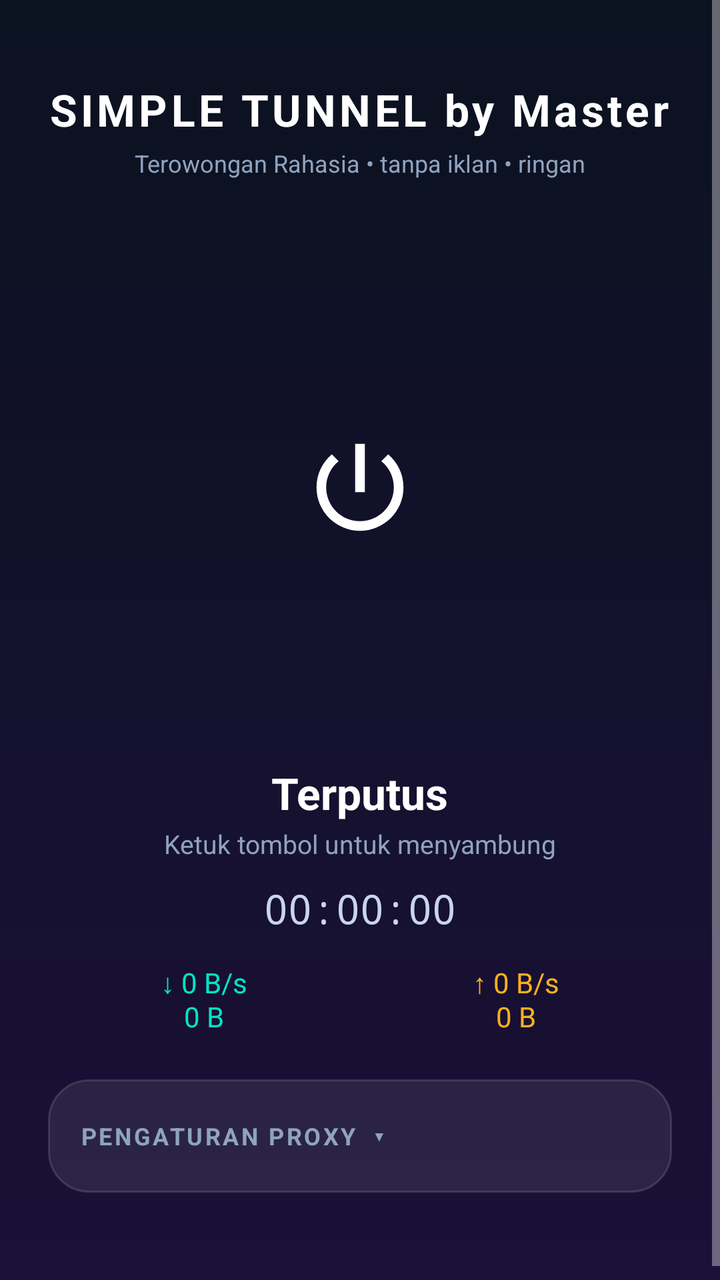
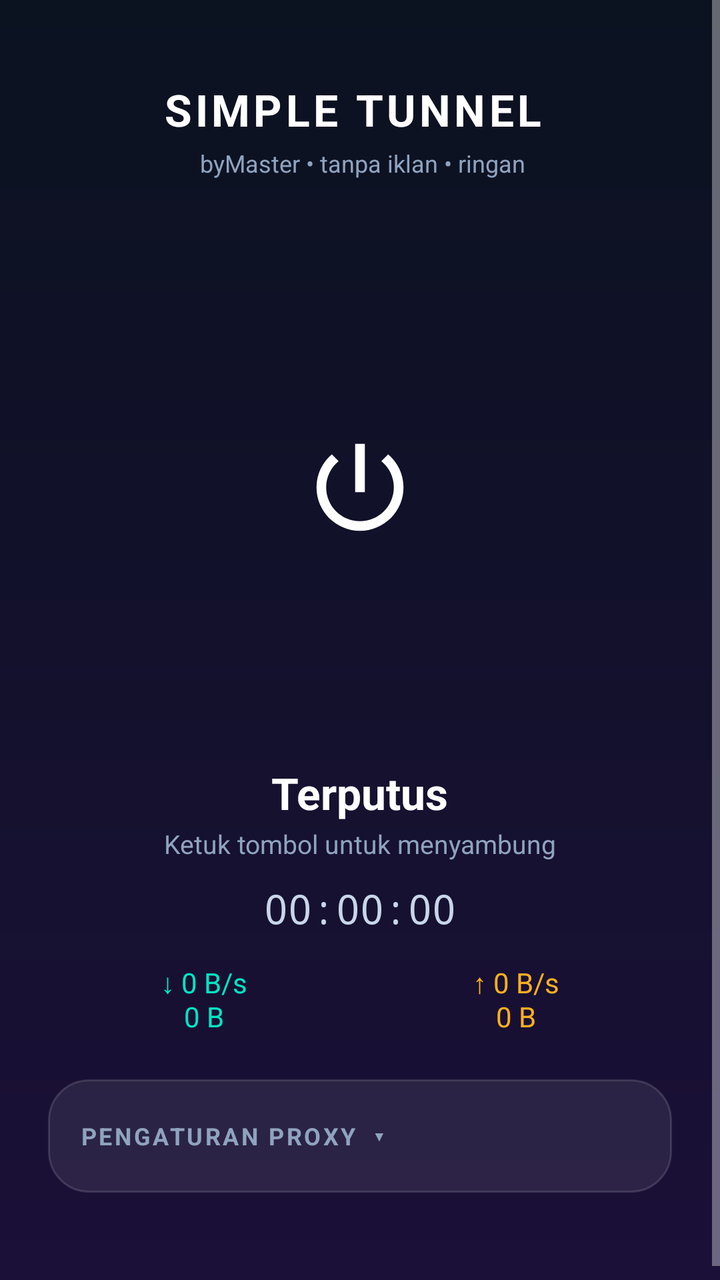

The first picture is an Android layout as it rendered before a commit; the second is the same layout after the commit. The layout source and the unified diff follow.
<!-- AndroidManifest.xml: application theme AppTheme -->
<!-- res/layout/activity_main.xml -->
<?xml version="1.0" encoding="utf-8"?>
<ScrollView xmlns:android="http://schemas.android.com/apk/res/android"
    android:layout_width="match_parent"
    android:layout_height="match_parent"
    android:background="@drawable/bg_main"
    android:fillViewport="true"
    android:overScrollMode="never">

    <LinearLayout
        android:id="@+id/content"
        android:layout_width="match_parent"
        android:layout_height="wrap_content"
        android:gravity="center_horizontal"
        android:orientation="vertical"
        android:padding="24dp">

        <TextView
            android:layout_width="wrap_content"
            android:layout_height="wrap_content"
            android:layout_marginTop="16dp"
            android:letterSpacing="0.08"
            android:text="SIMPLE TUNNEL by Master"
            android:textColor="#FFFFFF"
            android:textSize="22sp"
            android:textStyle="bold" />

        <TextView
            android:layout_width="wrap_content"
            android:layout_height="wrap_content"
            android:layout_marginTop="4dp"
            android:text="Terowongan Rahasia • tanpa iklan • ringan"
            android:textColor="#8FA3BF"
            android:textSize="12sp" />

        <FrameLayout
            android:layout_width="260dp"
            android:layout_height="260dp"
            android:layout_marginTop="24dp">

            <View
                android:id="@+id/ring1"
                android:layout_width="260dp"
                android:layout_height="260dp"
                android:layout_gravity="center"
                android:alpha="0"
                android:background="@drawable/ring_pulse" />

            <View
                android:id="@+id/ring2"
                android:layout_width="260dp"
                android:layout_height="260dp"
                android:layout_gravity="center"
                android:alpha="0"
                android:background="@drawable/ring_pulse" />

            <View
                android:id="@+id/spinner"
                android:layout_width="190dp"
                android:layout_height="190dp"
                android:layout_gravity="center"
                android:background="@drawable/ring_spinner"
                android:visibility="invisible" />

            <ImageView
                android:id="@+id/powerBtn"
                android:layout_width="150dp"
                android:layout_height="150dp"
                android:layout_gravity="center"
                android:clickable="true"
                android:contentDescription="Tombol sambung"
                android:focusable="true"
                android:padding="46dp"
                android:src="@drawable/ic_power" />
        </FrameLayout>

        <TextView
            android:id="@+id/tvStatus"
            android:layout_width="wrap_content"
            android:layout_height="wrap_content"
            android:layout_marginTop="8dp"
            android:text="Terputus"
            android:textColor="#FFFFFF"
            android:textSize="22sp"
            android:textStyle="bold" />

        <TextView
            android:id="@+id/tvSub"
            android:layout_width="wrap_content"
            android:layout_height="wrap_content"
            android:layout_marginTop="2dp"
            android:text="Ketuk tombol untuk menyambung"
            android:textColor="#8FA3BF"
            android:textSize="13sp" />

        <TextView
            android:id="@+id/tvTimer"
            android:layout_width="wrap_content"
            android:layout_height="wrap_content"
            android:layout_marginTop="10dp"
            android:fontFamily="monospace"
            android:text="00:00:00"
            android:textColor="#C9D6EA"
            android:textSize="20sp" />

        <LinearLayout
            android:layout_width="match_parent"
            android:layout_height="wrap_content"
            android:layout_marginTop="14dp"
            android:orientation="horizontal">

            <TextView
                android:id="@+id/tvDown"
                android:layout_width="0dp"
                android:layout_height="wrap_content"
                android:layout_weight="1"
                android:gravity="center"
                android:text="↓ 0 B/s\n0 B"
                android:textColor="#00E5C3"
                android:textSize="14sp" />

            <TextView
                android:id="@+id/tvUp"
                android:layout_width="0dp"
                android:layout_height="wrap_content"
                android:layout_weight="1"
                android:gravity="center"
                android:text="↑ 0 B/s\n0 B"
                android:textColor="#FFB020"
                android:textSize="14sp" />
        </LinearLayout>

        <LinearLayout
            android:layout_width="match_parent"
            android:layout_height="wrap_content"
            android:layout_marginTop="22dp"
            android:animateLayoutChanges="true"
            android:background="@drawable/bg_card"
            android:orientation="vertical"
            android:padding="16dp">

            <TextView
                android:id="@+id/tvSettingsHeader"
                android:layout_width="match_parent"
                android:layout_height="wrap_content"
                android:background="?android:attr/selectableItemBackground"
                android:clickable="true"
                android:focusable="true"
                android:letterSpacing="0.1"
                android:paddingTop="4dp"
                android:paddingBottom="4dp"
                android:text="PENGATURAN PROXY  ▾"
                android:textColor="#8FA3BF"
                android:textSize="12sp"
                android:textStyle="bold" />

            <LinearLayout
                android:id="@+id/settingsBody"
                android:layout_width="match_parent"
                android:layout_height="wrap_content"
                android:orientation="vertical"
                android:visibility="gone">

                <EditText
                    android:id="@+id/etHost"
                    style="@style/Field"
                    android:hint="Host / IP VPS"
                    android:inputType="textUri" />

                <EditText
                    android:id="@+id/etPort"
                    style="@style/Field"
                    android:hint="Port HTTP proxy"
                    android:inputType="number" />

                <EditText
                    android:id="@+id/etUser"
                    style="@style/Field"
                    android:hint="Username (opsional)"
                    android:inputType="text" />

                <EditText
                    android:id="@+id/etPass"
                    style="@style/Field"
                    android:hint="Password (opsional)"
                    android:inputType="textPassword" />
            </LinearLayout>
        </LinearLayout>

        <TextView
            android:id="@+id/tvError"
            android:layout_width="match_parent"
            android:layout_height="wrap_content"
            android:layout_marginTop="12dp"
            android:textColor="#FF6B6B"
            android:textIsSelectable="true"
            android:textSize="11sp" />
    </LinearLayout>
</ScrollView>
<!-- resources referenced by this layout -->
<resources>
  <!-- drawable bg_card (drawable) -->
  <?xml version="1.0" encoding="utf-8"?>
  <shape xmlns:android="http://schemas.android.com/apk/res/android">
      <solid android:color="#14FFFFFF" />
      <stroke android:width="1dp" android:color="#22FFFFFF" />
      <corners android:radius="20dp" />
  </shape>
  <!-- drawable bg_main (drawable) -->
  <?xml version="1.0" encoding="utf-8"?>
  <shape xmlns:android="http://schemas.android.com/apk/res/android">
      <gradient android:angle="270" android:startColor="#0B1220" android:endColor="#1B1038" />
  </shape>
  <!-- drawable ic_power (drawable) -->
  <?xml version="1.0" encoding="utf-8"?>
  <vector xmlns:android="http://schemas.android.com/apk/res/android"
      android:width="24dp"
      android:height="24dp"
      android:viewportWidth="24"
      android:viewportHeight="24">
      <path
          android:fillColor="#FFFFFF"
          android:pathData="M13,3h-2v10h2V3zM17.83,5.17l-1.42,1.42C17.99,7.86 19,9.81 19,12c0,3.87 -3.13,7 -7,7s-7,-3.13 -7,-7c0,-2.19 1.01,-4.14 2.58,-5.42L6.17,5.17C4.23,6.82 3,9.26 3,12c0,4.97 4.03,9 9,9s9,-4.03 9,-9c0,-2.74 -1.23,-5.18 -3.17,-6.83z" />
  </vector>
  <!-- drawable ring_pulse (drawable) -->
  <?xml version="1.0" encoding="utf-8"?>
  <shape xmlns:android="http://schemas.android.com/apk/res/android" android:shape="oval">
      <solid android:color="#2200E5C3" />
      <stroke android:width="3dp" android:color="#00E5C3" />
  </shape>
  <!-- drawable ring_spinner (drawable) -->
  <?xml version="1.0" encoding="utf-8"?>
  <shape xmlns:android="http://schemas.android.com/apk/res/android"
      android:innerRadiusRatio="2.2"
      android:shape="ring"
      android:thicknessRatio="24"
      android:useLevel="false">
      <gradient
          android:endColor="#FFFFB020"
          android:startColor="#00FFB020"
          android:type="sweep"
          android:useLevel="false" />
  </shape>
  <style name="Field">
          <item name="android:layout_width">match_parent</item>
          <item name="android:layout_height">wrap_content</item>
          <item name="android:layout_marginTop">10dp</item>
          <item name="android:background">@drawable/bg_input</item>
          <item name="android:padding">14dp</item>
          <item name="android:singleLine">true</item>
          <item name="android:textColor">#FFFFFF</item>
          <item name="android:textColorHint">#7F8FA9</item>
          <item name="android:textSize">15sp</item>
      </style>
  <style name="AppTheme" parent="@android:style/Theme.Material.NoActionBar" />
  <!-- drawable bg_input (drawable) -->
  <?xml version="1.0" encoding="utf-8"?>
  <shape xmlns:android="http://schemas.android.com/apk/res/android">
      <solid android:color="#40000000" />
      <stroke android:width="1dp" android:color="#26FFFFFF" />
      <corners android:radius="12dp" />
  </shape>
</resources>

<!-- the commit's change to res/layout/activity_main.xml (unified diff, before → after) -->
@@ -19,7 +19,7 @@
             android:layout_height="wrap_content"
             android:layout_marginTop="16dp"
             android:letterSpacing="0.08"
-            android:text="SIMPLE TUNNEL by Master"
+            android:text="SIMPLE TUNNEL "
             android:textColor="#FFFFFF"
             android:textSize="22sp"
             android:textStyle="bold" />
@@ -28,7 +28,7 @@
             android:layout_width="wrap_content"
             android:layout_height="wrap_content"
             android:layout_marginTop="4dp"
-            android:text="Terowongan Rahasia • tanpa iklan • ringan"
+            android:text=" byMaster • tanpa iklan • ringan"
             android:textColor="#8FA3BF"
             android:textSize="12sp" />
 
